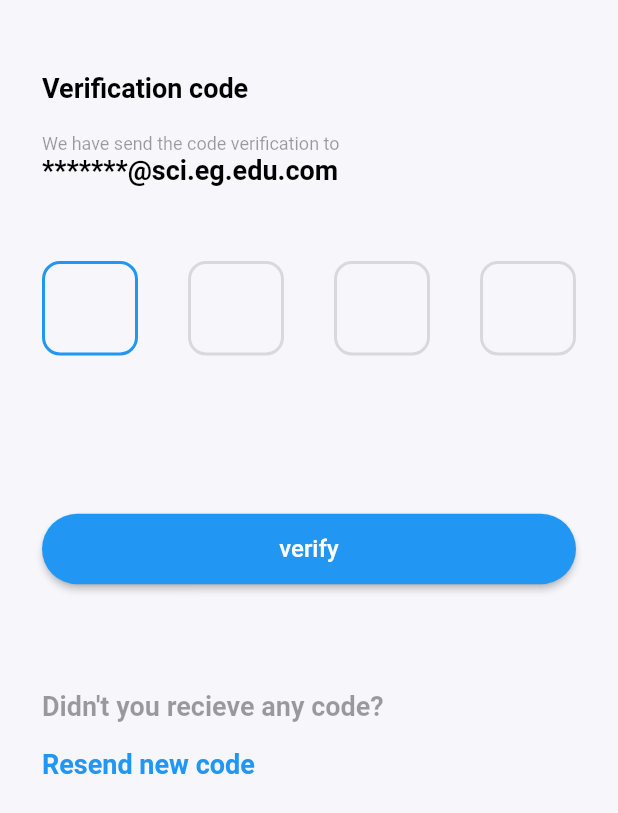
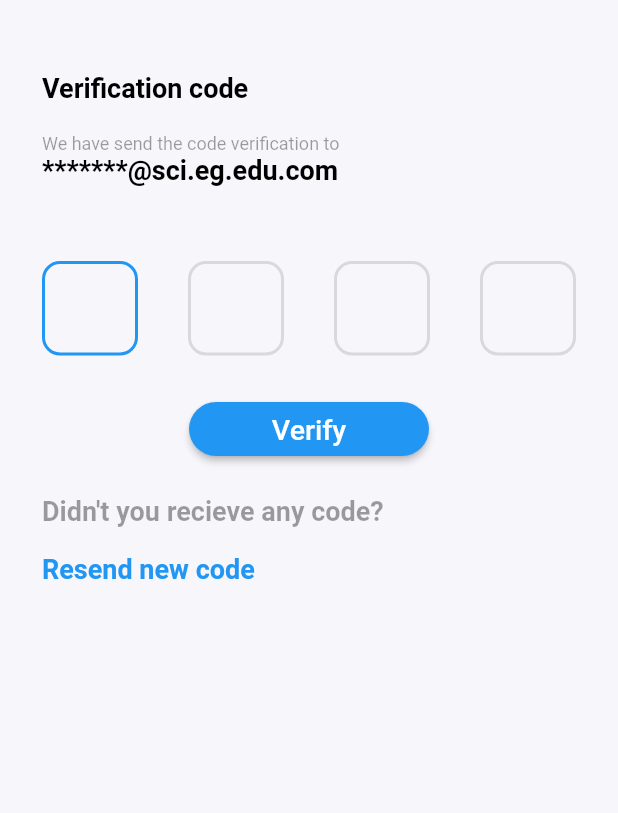
Before and after one commit to Habibakhali/AQUA, a Flutter app: the OtpFormGraduated screen opened by its route, on a phone screen of 412 x 824 dp. Shown: the top 813 px of the screen. Run offline on Flutter 3.47's test engine with Material 2 defaults, Android fonts, the phone set to English and light mode, and no system bars.

Commit message:
make button in all screen same

```diff
--- a/lib/graduated/Otp_form.dart
+++ b/lib/graduated/Otp_form.dart
@@ -1,5 +1,6 @@
 import 'package:flutter/material.dart';
 import 'package:flutter/services.dart';
+import 'package:project/selection_button.dart';
 
 import 'create_new_pass_word.dart';
 
@@ -181,36 +182,14 @@ class _OtpFormGraduatedState extends State<OtpFormGraduated> {
                   )
                 ],
               ),
-              SizedBox(
-                height: 100,
-              ),
-              SizedBox(
-                  width: double.infinity,
-                  child: ElevatedButton(
-                    onPressed: () {
-                      Navigator.pushNamed(context, widget.resetpassword);
-                    },
-                    style: ButtonStyle(
-                      foregroundColor:
-                          MaterialStateProperty.all<Color>(Colors.white),
-                      backgroundColor:
-                          MaterialStateProperty.all<Color>(Colors.blue),
-                      shape: MaterialStateProperty.all<RoundedRectangleBorder>(
-                        RoundedRectangleBorder(
-                          borderRadius: BorderRadius.circular(24),
-                        ),
-                      ),
-                    ),
-                    child: Padding(
-                        padding: EdgeInsets.all(14),
-                        child: Text(
-                          'verify',
-                          style: TextStyle(fontSize: 16),
-                        )),
-                  )),
-              SizedBox(
-                height: 70,
-              ),
+
+        Row(mainAxisAlignment: MainAxisAlignment.center,
+                 children: [
+            Container(width: 200,
+            child:SeleBtn('Verify' , widget.resetpassword),
+            ) ],
+             ),
+
               Text(
                 "Didn't you recieve any code?",
                 style: TextStyle(
--- a/lib/selection_button.dart
+++ b/lib/selection_button.dart
@@ -14,11 +14,17 @@ class SeleBtn extends StatelessWidget {
   Widget build(BuildContext context) {
     return
         Container(
-            margin: EdgeInsets.all(20),
+            margin: EdgeInsets.all(10),
+            padding: EdgeInsets.all(10),
             child: ElevatedButton(
+              style: ButtonStyle(
+                shape: MaterialStateProperty.all(RoundedRectangleBorder(
+                  borderRadius: BorderRadius.circular(20)
+                ))
+              ),
                 onPressed: () {
                   Navigator.pushNamed(context, routeName);
                 },
-                child: Text(text)));
+                child: Text(text,style: TextStyle(fontSize: 19),)));
   }
 }
```
Also changed, not shown: lib/graduated/create_new_pass_word.dart (+2 -13 lines), lib/graduated/graduated_login.dart (+2 -13 lines), lib/graduated/signupGr.dart (+2 -11 lines).
